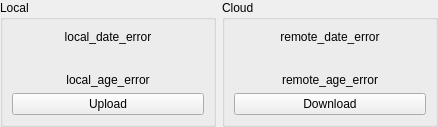
RareDevs/Rare, file rare/ui/components/tabs/games/game_info/sync_widget.ui: the form before one commit.
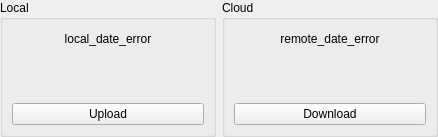
The form after the commit.

Commit message: Open cloud save dialog after playing a game, if no action set on start

The edit to the form file:
```diff
--- a/rare/ui/components/tabs/games/game_info/sync_widget.ui
+++ b/rare/ui/components/tabs/games/game_info/sync_widget.ui
@@ -6,8 +6,8 @@
    <rect>
     <x>0</x>
     <y>0</y>
-    <width>422</width>
-    <height>127</height>
+    <width>438</width>
+    <height>137</height>
    </rect>
   </property>
   <property name="sizePolicy">
@@ -67,7 +67,7 @@
       <item>
        <widget class="QLabel" name="age_label_local">
         <property name="text">
-         <string>local_age_error</string>
+         <string/>
         </property>
         <property name="alignment">
          <set>Qt::AlignCenter</set>
@@ -125,7 +125,7 @@
       <item>
        <widget class="QLabel" name="age_label_remote">
         <property name="text">
-         <string notr="true">remote_age_error</string>
+         <string notr="true"/>
         </property>
         <property name="alignment">
          <set>Qt::AlignCenter</set>
```
The commit also changes 4 other files.
